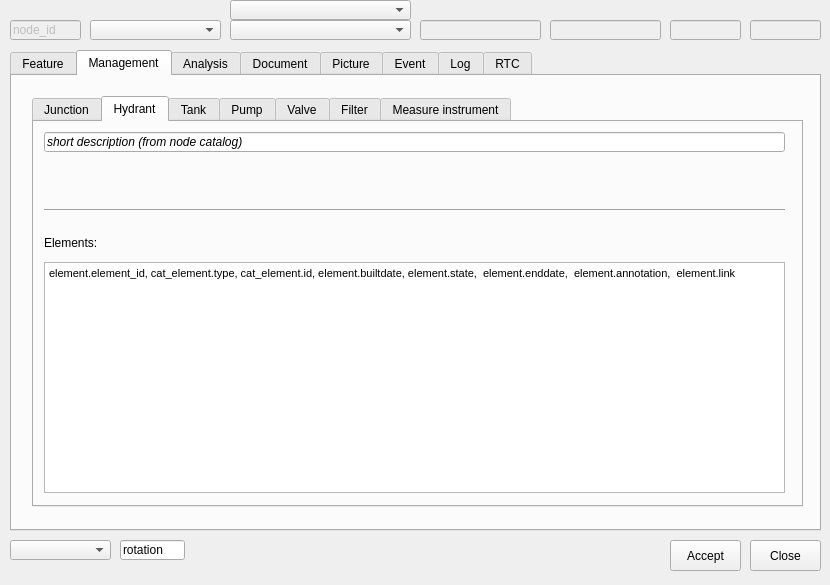
First picture: the form in ui/ws_node.ui, repository Giswater/giswater_qgis_plugin, before the edit.
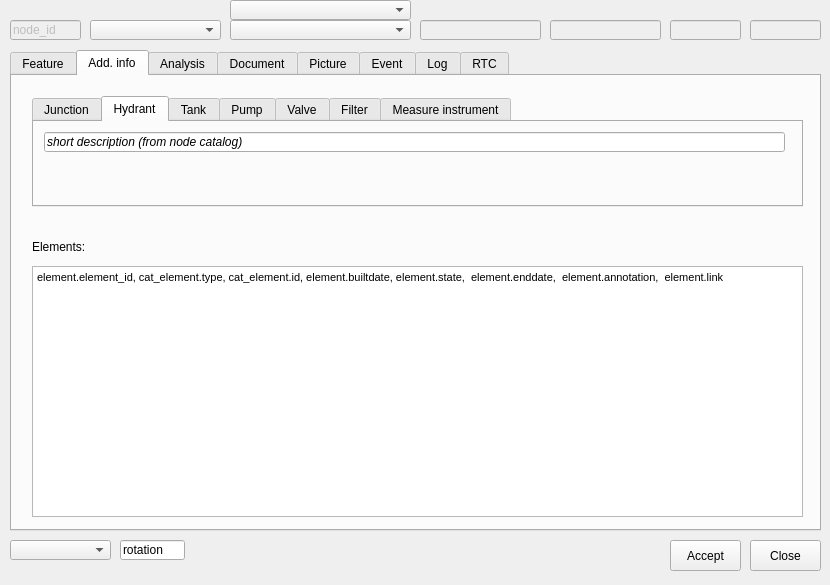
Second picture: the form after the edit. The open tabs and pages were chosen to show the change.

Patch:
```diff
--- a/ui/ws_node.ui
+++ b/ui/ws_node.ui
@@ -1060,7 +1060,7 @@
    </widget>
    <widget class="QWidget" name="page_management">
     <attribute name="title">
-     <string>Management</string>
+     <string>Add. info</string>
     </attribute>
     <widget class="QTabWidget" name="tab_man">
      <property name="geometry">
@@ -1068,7 +1068,7 @@
        <x>20</x>
        <y>20</y>
        <width>771</width>
-       <height>411</height>
+       <height>111</height>
       </rect>
      </property>
      <property name="currentIndex">
@@ -1096,72 +1096,6 @@
         <string>short description (from node catalog)</string>
        </property>
       </widget>
-      <widget class="Line" name="line_7">
-       <property name="geometry">
-        <rect>
-         <x>10</x>
-         <y>80</y>
-         <width>741</width>
-         <height>16</height>
-        </rect>
-       </property>
-       <property name="orientation">
-        <enum>Qt::Horizontal</enum>
-       </property>
-      </widget>
-      <widget class="QLabel" name="label_elements">
-       <property name="geometry">
-        <rect>
-         <x>10</x>
-         <y>110</y>
-         <width>90</width>
-         <height>22</height>
-        </rect>
-       </property>
-       <property name="font">
-        <font>
-         <pointsize>9</pointsize>
-        </font>
-       </property>
-       <property name="frameShape">
-        <enum>QFrame::NoFrame</enum>
-       </property>
-       <property name="frameShadow">
-        <enum>QFrame::Plain</enum>
-       </property>
-       <property name="text">
-        <string>Elements:</string>
-       </property>
-       <property name="textFormat">
-        <enum>Qt::AutoText</enum>
-       </property>
-       <property name="scaledContents">
-        <bool>false</bool>
-       </property>
-       <property name="alignment">
-        <set>Qt::AlignLeading|Qt::AlignLeft|Qt::AlignVCenter</set>
-       </property>
-       <property name="margin">
-        <number>3</number>
-       </property>
-      </widget>
-      <widget class="QTextEdit" name="element">
-       <property name="geometry">
-        <rect>
-         <x>10</x>
-         <y>140</y>
-         <width>741</width>
-         <height>231</height>
-        </rect>
-       </property>
-       <property name="html">
-        <string>&lt;!DOCTYPE HTML PUBLIC &quot;-//W3C//DTD HTML 4.0//EN&quot; &quot;http://www.w3.org/TR/REC-html40/strict.dtd&quot;&gt;
-&lt;html&gt;&lt;head&gt;&lt;meta name=&quot;qrichtext&quot; content=&quot;1&quot; /&gt;&lt;style type=&quot;text/css&quot;&gt;
-p, li { white-space: pre-wrap; }
-&lt;/style&gt;&lt;/head&gt;&lt;body style=&quot; font-family:'MS Shell Dlg 2'; font-size:8.25pt; font-weight:400; font-style:normal;&quot;&gt;
-&lt;p style=&quot; margin-top:0px; margin-bottom:0px; margin-left:0px; margin-right:0px; -qt-block-indent:0; text-indent:0px;&quot;&gt;&lt;span style=&quot; font-size:8pt;&quot;&gt;element.element_id, cat_element.type, cat_element.id, element.builtdate, element.state,  element.enddate,  element.annotation,  element.link&lt;/span&gt;&lt;/p&gt;&lt;/body&gt;&lt;/html&gt;</string>
-       </property>
-      </widget>
      </widget>
      <widget class="QWidget" name="page_man_hydrant">
       <attribute name="title">
@@ -1185,72 +1119,6 @@
         <string>short description (from node catalog)</string>
        </property>
       </widget>
-      <widget class="QTextEdit" name="element_3">
-       <property name="geometry">
-        <rect>
-         <x>10</x>
-         <y>140</y>
-         <width>741</width>
-         <height>231</height>
-        </rect>
-       </property>
-       <property name="html">
-        <string>&lt;!DOCTYPE HTML PUBLIC &quot;-//W3C//DTD HTML 4.0//EN&quot; &quot;http://www.w3.org/TR/REC-html40/strict.dtd&quot;&gt;
-&lt;html&gt;&lt;head&gt;&lt;meta name=&quot;qrichtext&quot; content=&quot;1&quot; /&gt;&lt;style type=&quot;text/css&quot;&gt;
-p, li { white-space: pre-wrap; }
-&lt;/style&gt;&lt;/head&gt;&lt;body style=&quot; font-family:'MS Shell Dlg 2'; font-size:8.25pt; font-weight:400; font-style:normal;&quot;&gt;
-&lt;p style=&quot; margin-top:0px; margin-bottom:0px; margin-left:0px; margin-right:0px; -qt-block-indent:0; text-indent:0px;&quot;&gt;&lt;span style=&quot; font-size:8pt;&quot;&gt;element.element_id, cat_element.type, cat_element.id, element.builtdate, element.state,  element.enddate,  element.annotation,  element.link&lt;/span&gt;&lt;/p&gt;&lt;/body&gt;&lt;/html&gt;</string>
-       </property>
-      </widget>
-      <widget class="Line" name="line_8">
-       <property name="geometry">
-        <rect>
-         <x>10</x>
-         <y>80</y>
-         <width>741</width>
-         <height>16</height>
-        </rect>
-       </property>
-       <property name="orientation">
-        <enum>Qt::Horizontal</enum>
-       </property>
-      </widget>
-      <widget class="QLabel" name="label_elements_3">
-       <property name="geometry">
-        <rect>
-         <x>10</x>
-         <y>110</y>
-         <width>90</width>
-         <height>22</height>
-        </rect>
-       </property>
-       <property name="font">
-        <font>
-         <pointsize>9</pointsize>
-        </font>
-       </property>
-       <property name="frameShape">
-        <enum>QFrame::NoFrame</enum>
-       </property>
-       <property name="frameShadow">
-        <enum>QFrame::Plain</enum>
-       </property>
-       <property name="text">
-        <string>Elements:</string>
-       </property>
-       <property name="textFormat">
-        <enum>Qt::AutoText</enum>
-       </property>
-       <property name="scaledContents">
-        <bool>false</bool>
-       </property>
-       <property name="alignment">
-        <set>Qt::AlignLeading|Qt::AlignLeft|Qt::AlignVCenter</set>
-       </property>
-       <property name="margin">
-        <number>3</number>
-       </property>
-      </widget>
      </widget>
      <widget class="QWidget" name="page_man_tank">
       <attribute name="title">
@@ -1817,6 +1685,59 @@
       </widget>
      </widget>
     </widget>
+    <widget class="QTextEdit" name="element">
+     <property name="geometry">
+      <rect>
+       <x>20</x>
+       <y>190</y>
+       <width>771</width>
+       <height>251</height>
+      </rect>
+     </property>
+     <property name="html">
+      <string>&lt;!DOCTYPE HTML PUBLIC &quot;-//W3C//DTD HTML 4.0//EN&quot; &quot;http://www.w3.org/TR/REC-html40/strict.dtd&quot;&gt;
+&lt;html&gt;&lt;head&gt;&lt;meta name=&quot;qrichtext&quot; content=&quot;1&quot; /&gt;&lt;style type=&quot;text/css&quot;&gt;
+p, li { white-space: pre-wrap; }
+&lt;/style&gt;&lt;/head&gt;&lt;body style=&quot; font-family:'MS Shell Dlg 2'; font-size:8.25pt; font-weight:400; font-style:normal;&quot;&gt;
+&lt;p style=&quot; margin-top:0px; margin-bottom:0px; margin-left:0px; margin-right:0px; -qt-block-indent:0; text-indent:0px;&quot;&gt;&lt;span style=&quot; font-size:8pt;&quot;&gt;element.element_id, cat_element.type, cat_element.id, element.builtdate, element.state,  element.enddate,  element.annotation,  element.link&lt;/span&gt;&lt;/p&gt;&lt;/body&gt;&lt;/html&gt;</string>
+     </property>
+    </widget>
+    <widget class="QLabel" name="label_elements">
+     <property name="geometry">
+      <rect>
+       <x>20</x>
+       <y>160</y>
+       <width>90</width>
+       <height>22</height>
+      </rect>
+     </property>
+     <property name="font">
+      <font>
+       <pointsize>9</pointsize>
+      </font>
+     </property>
+     <property name="frameShape">
+      <enum>QFrame::NoFrame</enum>
+     </property>
+     <property name="frameShadow">
+      <enum>QFrame::Plain</enum>
+     </property>
+     <property name="text">
+      <string>Elements:</string>
+     </property>
+     <property name="textFormat">
+      <enum>Qt::AutoText</enum>
+     </property>
+     <property name="scaledContents">
+      <bool>false</bool>
+     </property>
+     <property name="alignment">
+      <set>Qt::AlignLeading|Qt::AlignLeft|Qt::AlignVCenter</set>
+     </property>
+     <property name="margin">
+      <number>3</number>
+     </property>
+    </widget>
    </widget>
    <widget class="QWidget" name="page_analysis">
     <attribute name="title">
```
Left out of the diff: 330 changed lines with no effect on the pictures.
